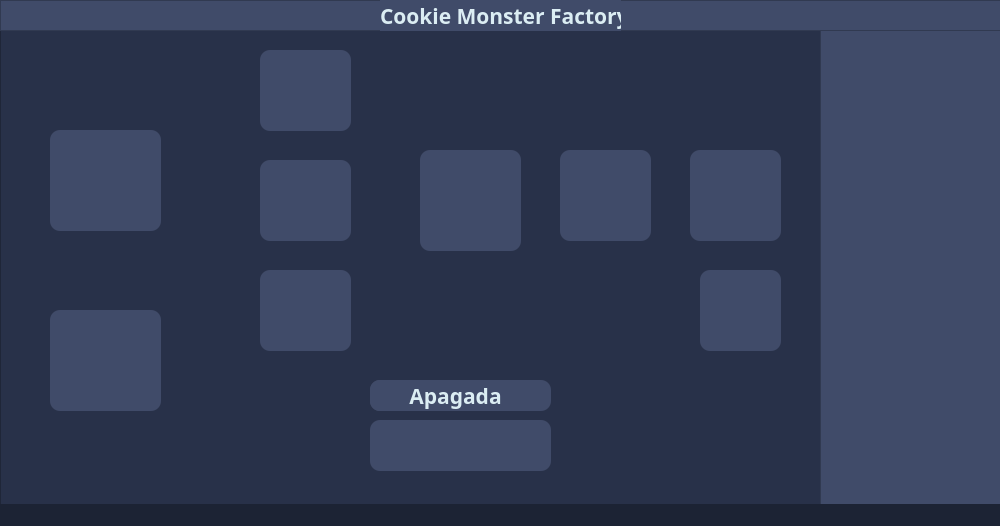
Above: mainwindow.ui from JuanVF/CookieMonsterFactory before the change. Below: the same form after it.
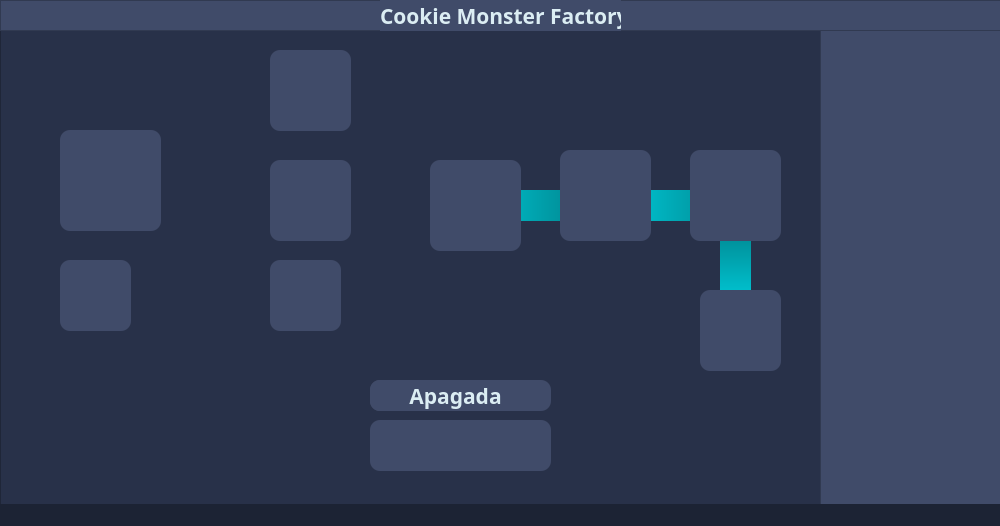
That is the form after the change. Icons and pictures are not drawn.

What changed in the file:
```diff
--- a/mainwindow.ui
+++ b/mainwindow.ui
@@ -109,9 +109,9 @@
     <widget class="QFrame" name="frWareHouse">
      <property name="geometry">
       <rect>
-       <x>50</x>
+       <x>60</x>
        <y>130</y>
-       <width>111</width>
+       <width>101</width>
        <height>101</height>
       </rect>
      </property>
@@ -130,7 +130,7 @@
        <rect>
         <x>10</x>
         <y>10</y>
-        <width>91</width>
+        <width>81</width>
         <height>81</height>
        </rect>
       </property>
@@ -145,10 +145,10 @@
     <widget class="QFrame" name="frPlanner">
      <property name="geometry">
       <rect>
-       <x>50</x>
-       <y>310</y>
-       <width>111</width>
-       <height>101</height>
+       <x>60</x>
+       <y>260</y>
+       <width>71</width>
+       <height>71</height>
       </rect>
      </property>
      <property name="styleSheet">
@@ -164,10 +164,10 @@
      <widget class="QPushButton" name="pushButton">
       <property name="geometry">
        <rect>
-        <x>20</x>
+        <x>10</x>
         <y>10</y>
-        <width>71</width>
-        <height>71</height>
+        <width>51</width>
+        <height>51</height>
        </rect>
       </property>
       <property name="styleSheet">
@@ -181,9 +181,9 @@
     <widget class="QFrame" name="frMixer1">
      <property name="geometry">
       <rect>
-       <x>260</x>
+       <x>270</x>
        <y>50</y>
-       <width>91</width>
+       <width>81</width>
        <height>81</height>
       </rect>
      </property>
@@ -217,9 +217,9 @@
     <widget class="QFrame" name="frMixer2">
      <property name="geometry">
       <rect>
-       <x>260</x>
+       <x>270</x>
        <y>160</y>
-       <width>91</width>
+       <width>81</width>
        <height>81</height>
       </rect>
      </property>
@@ -253,10 +253,10 @@
     <widget class="QFrame" name="frChocolateMixer">
      <property name="geometry">
       <rect>
-       <x>260</x>
-       <y>270</y>
-       <width>91</width>
-       <height>81</height>
+       <x>270</x>
+       <y>260</y>
+       <width>71</width>
+       <height>71</height>
       </rect>
      </property>
      <property name="styleSheet">
@@ -272,8 +272,8 @@
      <widget class="QPushButton" name="pushButton_4">
       <property name="geometry">
        <rect>
-        <x>20</x>
-        <y>20</y>
+        <x>10</x>
+        <y>10</y>
         <width>51</width>
         <height>51</height>
        </rect>
@@ -395,10 +395,10 @@
     <widget class="QFrame" name="frAssembly">
      <property name="geometry">
       <rect>
-       <x>420</x>
-       <y>150</y>
-       <width>101</width>
-       <height>101</height>
+       <x>430</x>
+       <y>160</y>
+       <width>91</width>
+       <height>91</height>
       </rect>
      </property>
      <property name="styleSheet">
@@ -416,8 +416,8 @@
        <rect>
         <x>10</x>
         <y>10</y>
-        <width>81</width>
-        <height>81</height>
+        <width>71</width>
+        <height>71</height>
        </rect>
       </property>
       <property name="styleSheet">
@@ -504,7 +504,7 @@
      <property name="geometry">
       <rect>
        <x>700</x>
-       <y>270</y>
+       <y>290</y>
        <width>81</width>
        <height>81</height>
       </rect>
@@ -555,6 +555,144 @@
       <enum>QFrame::Raised</enum>
      </property>
     </widget>
+    <widget class="QLabel" name="label_2">
+     <property name="geometry">
+      <rect>
+       <x>130</x>
+       <y>70</y>
+       <width>151</width>
+       <height>241</height>
+      </rect>
+     </property>
+     <property name="styleSheet">
+      <string notr="true">border-image: url(:/imgs/images/warehouse-queue.svg) 0 0 0 0 stretch stretch;</string>
+     </property>
+     <property name="text">
+      <string/>
+     </property>
+    </widget>
+    <widget class="QLabel" name="label_3">
+     <property name="geometry">
+      <rect>
+       <x>180</x>
+       <y>140</y>
+       <width>51</width>
+       <height>51</height>
+      </rect>
+     </property>
+     <property name="cursor">
+      <cursorShape>PointingHandCursor</cursorShape>
+     </property>
+     <property name="styleSheet">
+      <string notr="true">background-color: transparent;
+border-image: url(:/imgs/images/trolley.svg) 0 0 0 0 stretch stretch;</string>
+     </property>
+     <property name="text">
+      <string/>
+     </property>
+    </widget>
+    <widget class="QLabel" name="lbChocolateQueue">
+     <property name="geometry">
+      <rect>
+       <x>330</x>
+       <y>80</y>
+       <width>161</width>
+       <height>141</height>
+      </rect>
+     </property>
+     <property name="styleSheet">
+      <string notr="true">border-image: url(:/imgs/images/OvenQueue/oven-queue.svg) 0 0 0 0 stretch stretch;
+
+</string>
+     </property>
+     <property name="text">
+      <string/>
+     </property>
+    </widget>
+    <widget class="QLabel" name="label_5">
+     <property name="geometry">
+      <rect>
+       <x>340</x>
+       <y>190</y>
+       <width>141</width>
+       <height>121</height>
+      </rect>
+     </property>
+     <property name="styleSheet">
+      <string notr="true">border-image: url(:/imgs/images/oven-queue-2.svg) 0 0 0 0 stretch stretch;</string>
+     </property>
+     <property name="text">
+      <string/>
+     </property>
+    </widget>
+    <widget class="QLabel" name="label_6">
+     <property name="geometry">
+      <rect>
+       <x>470</x>
+       <y>190</y>
+       <width>141</width>
+       <height>31</height>
+      </rect>
+     </property>
+     <property name="styleSheet">
+      <string notr="true">background-color: qlineargradient(spread:pad, x1:0, y1:0, x2:1, y2:0, stop:0 rgba(0, 199, 213, 255), stop:1 rgba(0, 120, 128, 255));</string>
+     </property>
+     <property name="text">
+      <string/>
+     </property>
+    </widget>
+    <widget class="QLabel" name="label_7">
+     <property name="geometry">
+      <rect>
+       <x>620</x>
+       <y>190</y>
+       <width>141</width>
+       <height>31</height>
+      </rect>
+     </property>
+     <property name="styleSheet">
+      <string notr="true">background-color: qlineargradient(spread:pad, x1:0, y1:0, x2:1, y2:0, stop:0 rgba(0, 199, 213, 255), stop:1 rgba(0, 120, 128, 255));</string>
+     </property>
+     <property name="text">
+      <string/>
+     </property>
+    </widget>
+    <widget class="QLabel" name="label_8">
+     <property name="geometry">
+      <rect>
+       <x>720</x>
+       <y>210</y>
+       <width>31</width>
+       <height>91</height>
+      </rect>
+     </property>
+     <property name="styleSheet">
+      <string notr="true">background-color: qlineargradient(spread:pad, x1:0, y1:1, x2:0, y2:0, stop:0 rgba(0, 199, 213, 255), stop:1 rgba(0, 120, 128, 255));</string>
+     </property>
+     <property name="text">
+      <string/>
+     </property>
+    </widget>
+    <zorder>label_8</zorder>
+    <zorder>label_7</zorder>
+    <zorder>label_6</zorder>
+    <zorder>label_5</zorder>
+    <zorder>lbChocolateQueue</zorder>
+    <zorder>label_2</zorder>
+    <zorder>frHeader</zorder>
+    <zorder>frWareHouse</zorder>
+    <zorder>frPlanner</zorder>
+    <zorder>frMixer1</zorder>
+    <zorder>frMixer2</zorder>
+    <zorder>frChocolateMixer</zorder>
+    <zorder>frChocolateMixer_2</zorder>
+    <zorder>frChocolateMixer_3</zorder>
+    <zorder>frAssembly</zorder>
+    <zorder>frOven</zorder>
+    <zorder>frBaler</zorder>
+    <zorder>frDelivery</zorder>
+    <zorder>frStatusContainer</zorder>
+    <zorder>label_3</zorder>
    </widget>
   </widget>
   <widget class="QMenuBar" name="menubar">
```
Left out of the diff: 30 changed lines with no effect on the pictures.
